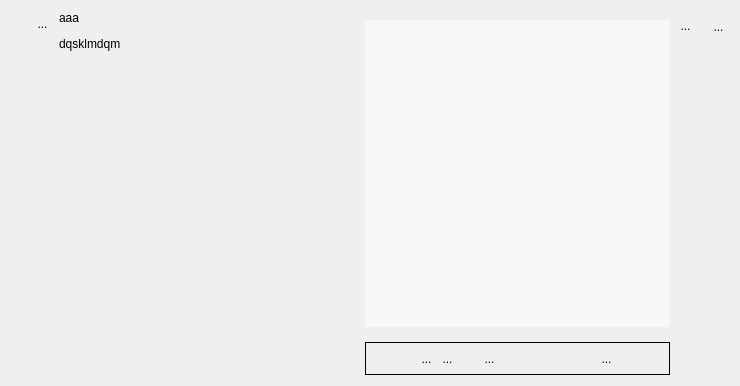
First picture: the form in UiQT5/desWidgetPlusieursTuple.ui, repository SalomePlatform/eficas_tools, before the edit.
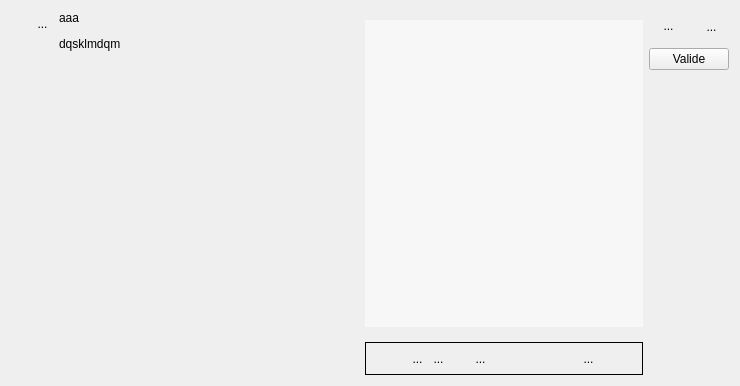
Second picture: the form after the edit. Icons and pictures are not drawn. Custom widgets are drawn as their Qt base class.

```diff
--- a/UiQT5/desWidgetPlusieursTuple.ui
+++ b/UiQT5/desWidgetPlusieursTuple.ui
@@ -222,7 +222,7 @@
             <rect>
              <x>0</x>
              <y>0</y>
-             <width>289</width>
+             <width>265</width>
              <height>307</height>
             </rect>
            </property>
@@ -590,6 +590,13 @@
        </item>
       </layout>
      </item>
+     <item>
+      <widget class="QPushButton" name="PBValideFeuille">
+       <property name="text">
+        <string>Valide</string>
+       </property>
+      </widget>
+     </item>
      <item>
       <spacer name="verticalSpacer_2">
        <property name="orientation">
```
Left out of the diff: 31 changed lines with no effect on the pictures.
